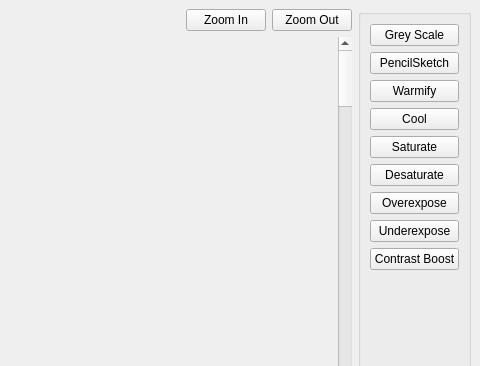
First picture: the form in Fotoshop/workingwindow.ui, repository Hardikp16/CS340, before the edit; both pictures show x 544 to 1024 and y 0 to 366 of the 1024 by 701 pixel window.
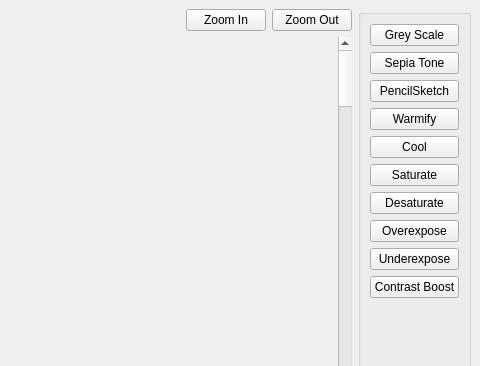
Second picture: the form after the edit.

Commit message: Sepia Tone filter

Patch:
```diff
--- a/Fotoshop/workingwindow.ui
+++ b/Fotoshop/workingwindow.ui
@@ -75,6 +75,13 @@
          </property>
         </widget>
        </item>
+       <item>
+        <widget class="QPushButton" name="SepiaButton">
+         <property name="text">
+          <string>Sepia Tone</string>
+         </property>
+        </widget>
+       </item>
        <item>
         <widget class="QPushButton" name="PencilSketch">
          <property name="text">
```
The commit also changes 4 other files.
